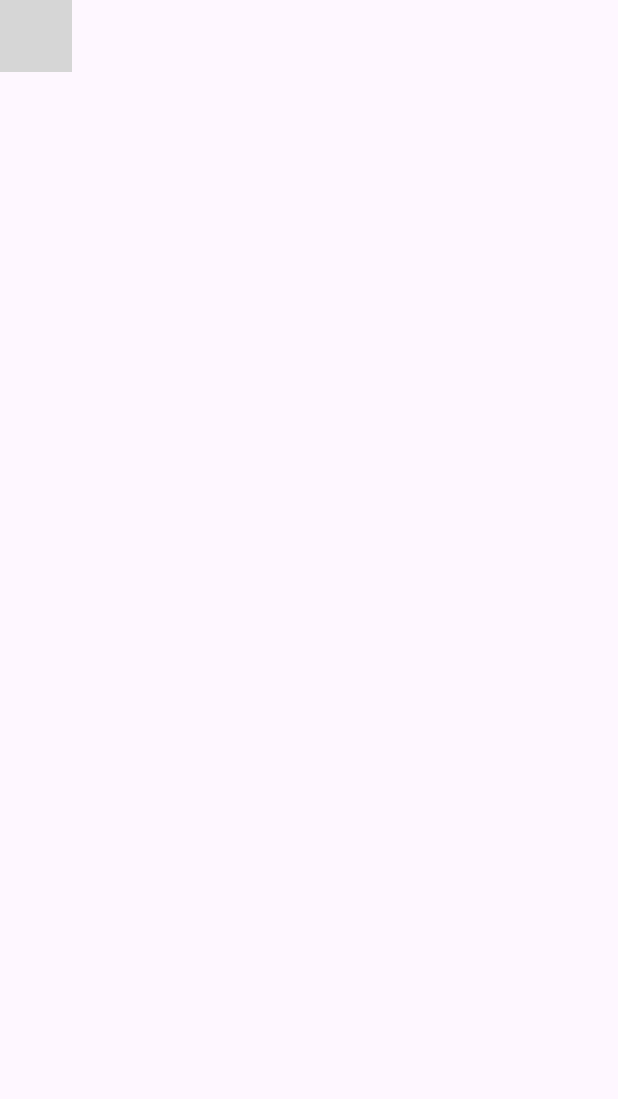
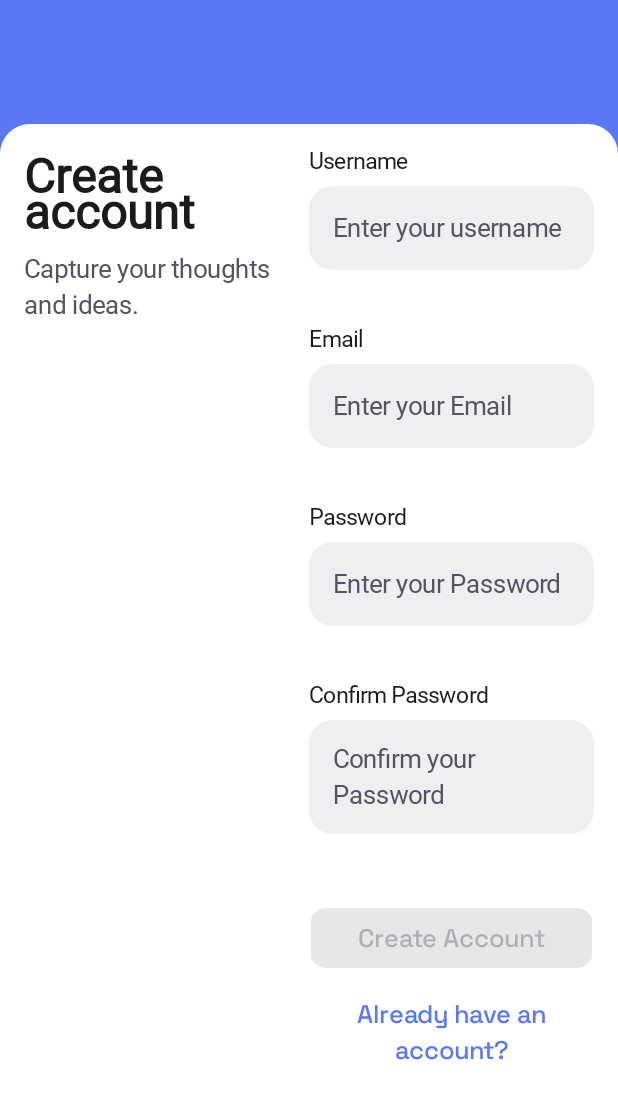
Before and after one commit to ssk18/NoteMark, an Android app built with Jetpack Compose: the composable RegistrationLandscapeContent shown on its own in the app's theme, on a phone screen of 412 x 824 dp. Shown: the top 1099 px of the screen. Run offline under Robolectric (Android 15) with nearby library versions, the phone set to English and light mode, and no system bars; Roboto replaces fonts that are not available here; grey boxes are pictures that could not be loaded.

Commit message:
Refactor: Add adaptive layouts for RegistrationScreen
- Created `RegistrationPortraitContent.kt` and `RegistrationLandscapeContent.kt` to handle different screen orientations for the registration screen.
- Updated `RegistrationScreen.kt` to use the new adaptive content composables.
- Ensured the "Get Started" button in `LandingScreenContent.kt` is enabled.

```diff
--- a/auth/presentation/src/main/java/com/ssk/auth/presentation/landingscreen/components/LandingScreenContent.kt
+++ b/auth/presentation/src/main/java/com/ssk/auth/presentation/landingscreen/components/LandingScreenContent.kt
@@ -34,7 +34,8 @@ fun LandingScreenContent(
         Spacer(modifier = Modifier.height(32.dp))
         NoteMarkActionPrimaryButton(
             onClick = onSignUpClick,
-            title = stringResource(R.string.get_started)
+            title = stringResource(R.string.get_started),
+            enabled = true
         )
         Spacer(modifier = Modifier.height(16.dp))
         NoteMarkActionSecondaryButton(
--- /dev/null
+++ b/auth/presentation/src/main/java/com/ssk/auth/presentation/registrationscreen/adapative_screens/RegistrationLandscapeContent.kt
@@ -0,0 +1,208 @@
+package com.ssk.auth.presentation.registrationscreen.adapative_screens
+
+import androidx.compose.foundation.background
+import androidx.compose.foundation.clickable
+import androidx.compose.foundation.layout.Box
+import androidx.compose.foundation.layout.Column
+import androidx.compose.foundation.layout.Row
+import androidx.compose.foundation.layout.Spacer
+import androidx.compose.foundation.layout.fillMaxHeight
+import androidx.compose.foundation.layout.fillMaxSize
+import androidx.compose.foundation.layout.fillMaxWidth
+import androidx.compose.foundation.layout.height
+import androidx.compose.foundation.layout.padding
+import androidx.compose.foundation.rememberScrollState
+import androidx.compose.foundation.shape.RoundedCornerShape
+import androidx.compose.foundation.verticalScroll
+import androidx.compose.material3.MaterialTheme
+import androidx.compose.material3.Text
+import androidx.compose.runtime.Composable
+import androidx.compose.ui.Alignment
+import androidx.compose.ui.Modifier
+import androidx.compose.ui.focus.FocusDirection
+import androidx.compose.ui.platform.LocalConfiguration
+import androidx.compose.ui.platform.LocalFocusManager
+import androidx.compose.ui.text.font.FontWeight
+import androidx.compose.ui.text.input.ImeAction
+import androidx.compose.ui.text.style.TextAlign
+import androidx.compose.ui.tooling.preview.Preview
+import androidx.compose.ui.unit.dp
+import androidx.compose.ui.unit.sp
+import com.ssk.auth.presentation.registrationscreen.handler.RegistrationScreenAction
+import com.ssk.auth.presentation.registrationscreen.handler.RegistrationScreenState
+import com.ssk.core.presentation.designsystem.components.NoteMarkActionPrimaryButton
+import com.ssk.core.presentation.designsystem.components.NoteMarkTextField
+import com.ssk.core.presentation.designsystem.theme.NoteMarkTheme
+import com.ssk.core.presentation.designsystem.theme.NotemarkPrimary
+
+@Composable
+fun RegistrationLandscapeContent(
+    modifier: Modifier = Modifier,
+    onAction: (RegistrationScreenAction) -> Unit,
+    registrationState: RegistrationScreenState,
+    onValidate: (String) -> Unit = {},
+    navigateToLogin: () -> Unit
+) {
+    val screenHeight = LocalConfiguration.current.screenHeightDp.dp
+    val sheetHeight = screenHeight * 0.1f
+    val focusManager = LocalFocusManager.current
+
+    Box(
+        modifier = modifier
+            .fillMaxSize()
+            .background(NotemarkPrimary),
+    ) {
+        Row(
+            modifier = Modifier
+                .fillMaxWidth()
+                .padding(top = sheetHeight)
+                .background(
+                    color = MaterialTheme.colorScheme.onPrimary,
+                    shape = RoundedCornerShape(
+                        topStart = 20.dp,
+                        topEnd = 20.dp
+                    )
+                )
+                .fillMaxHeight()
+                .padding(horizontal = 16.dp, vertical = 16.dp)
+        ) {
+            Column(
+                modifier = Modifier.weight(1f),
+            ) {
+                Text(
+                    text = "Create account",
+                    fontWeight = FontWeight.Bold,
+                    fontSize = 32.sp,
+                    color = MaterialTheme.colorScheme.onSurface
+                )
+
+                Spacer(Modifier.height(6.dp))
+
+                Text(
+                    text = "Capture your thoughts and ideas.",
+                    fontWeight = FontWeight.Normal,
+                    fontSize = 17.sp,
+                    color = MaterialTheme.colorScheme.onSurfaceVariant
+                )
+            }
+
+            Column(
+                modifier = Modifier
+                    .weight(1f)
+                    .verticalScroll(rememberScrollState()),
+                horizontalAlignment = Alignment.CenterHorizontally
+            ) {
+                NoteMarkTextField(
+                    value = registrationState.username,
+                    onValueChange = {
+                        onAction(RegistrationScreenAction.OnUserNameChange(it))
+                    },
+                    label = "Username",
+                    placeholder = "Enter your username",
+                    supportingText = registrationState.usernameError?.asString() ?: "",
+                    isError = registrationState.usernameError != null,
+                    imeAction = ImeAction.Next,
+                    onImeAction = {
+                        onValidate("username")
+                        focusManager.moveFocus(FocusDirection.Down)
+                    },
+                    onFocusLost = { onValidate("username") }
+                )
+
+                Spacer(Modifier.height(16.dp))
+
+                NoteMarkTextField(
+                    value = registrationState.email,
+                    onValueChange = {
+                        onAction(RegistrationScreenAction.OnEmailChange(it))
+                    },
+                    label = "Email",
+                    placeholder = "Enter your Email",
+                    supportingText = registrationState.emailError?.asString() ?: "",
+                    isError = registrationState.emailError != null,
+                    imeAction = ImeAction.Next,
+                    onImeAction = {
+                        onValidate("email")
+                        focusManager.moveFocus(FocusDirection.Down)
+                    },
+                    onFocusLost = { onValidate("email") }
+                )
+                Spacer(Modifier.height(16.dp))
+
+                NoteMarkTextField(
+                    value = registrationState.password,
+                    onValueChange = {
+                        onAction(RegistrationScreenAction.OnPasswordChange(it))
+                    },
+                    label = "Password",
+                    placeholder = "Enter your Password",
+                    supportingText = registrationState.passwordError?.asString() ?: "",
+                    isError = registrationState.passwordError != null,
+                    isPassword = true,
+                    imeAction = ImeAction.Next,
+                    onImeAction = {
+                        onValidate("password")
+                        focusManager.moveFocus(FocusDirection.Down)
+                    },
+                    onFocusLost = { onValidate("password") }
+                )
+
+                Spacer(Modifier.height(16.dp))
+
+                NoteMarkTextField(
+                    value = registrationState.confirmPassword,
+                    onValueChange = {
+                        onAction(RegistrationScreenAction.OnConfirmPasswordChange(it))
+                    },
+                    label = "Confirm Password",
+                    placeholder = "Confirm your Password",
+                    supportingText = registrationState.confirmPasswordError?.asString() ?: "",
+                    isError = registrationState.confirmPasswordError != null,
+                    isPassword = true,
+                    imeAction = ImeAction.Done,
+                    onImeAction = {
+                        onValidate("confirmPassword")
+                        focusManager.clearFocus()
+                    },
+                )
+
+                Spacer(Modifier.height(24.dp))
+
+                NoteMarkActionPrimaryButton(
+                    title = "Create Account",
+                    onClick = {
+                        onAction(RegistrationScreenAction.OnRegister)
+                    },
+                    enabled = registrationState.canUserRegister
+                )
+
+                Spacer(Modifier.height(16.dp))
+
+                Text(
+                    text = "Already have an account?",
+                    style = MaterialTheme.typography.titleSmall,
+                    textAlign = TextAlign.Center,
+                    color = MaterialTheme.colorScheme.primary,
+                    modifier = Modifier
+                        .fillMaxWidth()
+                        .padding(bottom = 16.dp)
+                        .clickable {
+                            navigateToLogin()
+                        }
+                )
+            }
+        }
+    }
+}
+
+@Preview(showBackground = true, device = "spec:parent=pixel_5,orientation=landscape")
+@Composable
+fun RegistrationLandscapeContentPreview() {
+    NoteMarkTheme {
+        RegistrationLandscapeContent(
+            onAction = {},
+            registrationState = RegistrationScreenState(),
+            navigateToLogin = {}
+        )
+    }
+}
```
Also changed, not shown: auth/presentation/src/main/java/com/ssk/auth/presentation/registrationscreen/RegistrationScreen.kt (+13 -179 lines), auth/presentation/src/main/java/com/ssk/auth/presentation/registrationscreen/adapative_screens/RegistrationPortraitContent.kt (added, +177 -0 lines).
